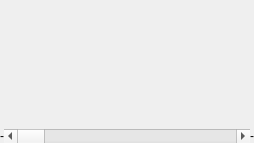
Before: the Qt Designer form livegraph.ui in nghtsnw/etrodiag, drawn with Qt 5.
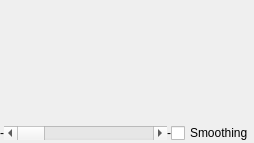
After: the same form once the commit is applied.

The edit to the form file:
```diff
--- a/livegraph.ui
+++ b/livegraph.ui
@@ -77,6 +77,13 @@
        </property>
       </widget>
      </item>
+     <item>
+      <widget class="QCheckBox" name="smoothCheckBox">
+       <property name="text">
+        <string>Smoothing</string>
+       </property>
+      </widget>
+     </item>
     </layout>
    </item>
   </layout>
```
